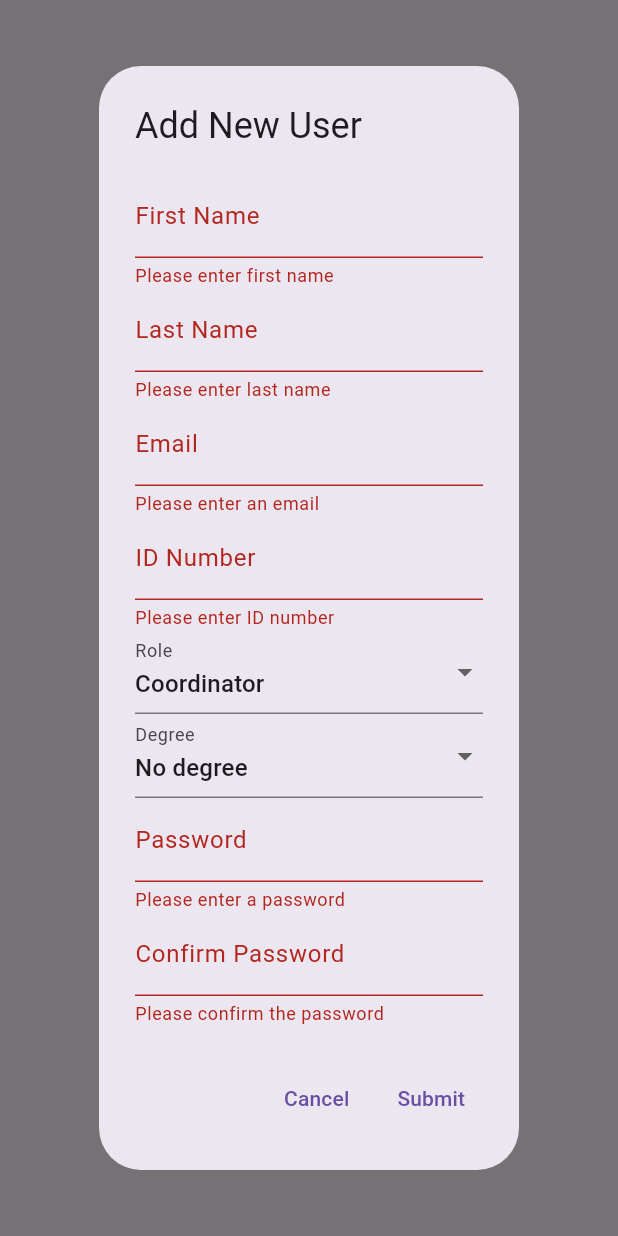
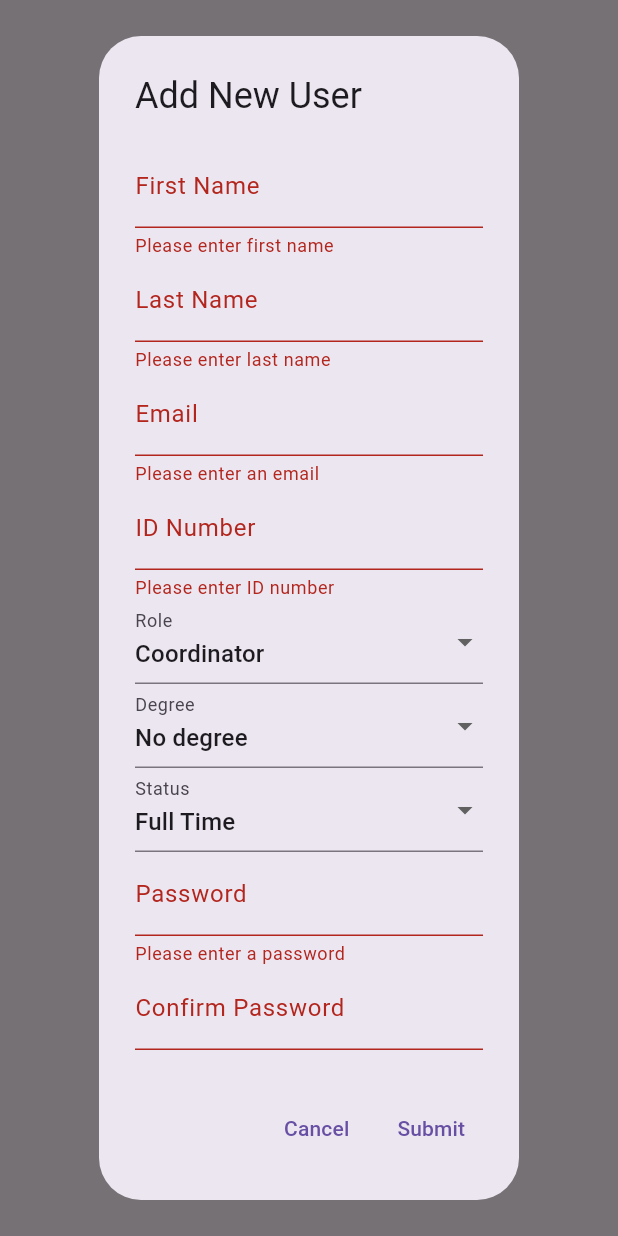
Before and after one commit to mroxas29/gsts, a Flutter app: what showAddUserForm() shows on an empty page, opened directly with empty values, on a phone screen of 412 x 824 dp. Run offline on Flutter 3.47's test engine with Material 3 defaults, Android fonts, the phone set to English and light mode, and no system bars; our stand-ins replace cloud_firestore, firebase_auth, firebase_core, fl_chart; missing offline and left inert: appflowy_board, dart:html, kanban_board, side_navigation; accounts and stored records are empty.

Commit message:
changes in add faculty form

```diff
--- a/lib/ui/form.dart
+++ b/lib/ui/form.dart
@@ -266,7 +266,8 @@ void showAddFacultyForm(BuildContext context, GlobalKey<FormState> formKey) {
   showDialog(
     context: context,
     builder: (BuildContext context) {
-      return AlertDialog(
+      return SingleChildScrollView(
+        child: AlertDialog(
           title: Text('Add New Faculty'),
           content: Form(
             key: formKey,
@@ -368,6 +369,7 @@ void showAddFacultyForm(BuildContext context, GlobalKey<FormState> formKey) {
               child: Text('Submit'),
             ),
           ],
+        ),
       );
     },
   );
--- a/lib/ui/user_form_dialog.dart
+++ b/lib/ui/user_form_dialog.dart
@@ -11,14 +11,17 @@ class UserData {
   late String role;
   late String password;
   String degree = '';
+  String status = '';
 }
 
 void showAddUserForm(BuildContext context, GlobalKey<FormState> formKey) {
   List<String> roles = ['Coordinator', 'Graduate Student', 'Admin'];
   List<String> degrees = ['No degree', 'MIT', 'MSIT'];
+  List<String> status = ['Full Time', 'Part Time', 'LOA'];
 
   final UserData _userData = UserData();
 
+  String selectedStatus = status[0];
   String selectedDegree = degrees[0];
   String selectedRole = roles[0];
   TextEditingController passwordController = TextEditingController();
@@ -108,6 +111,7 @@ void showAddUserForm(BuildContext context, GlobalKey<FormState> formKey) {
                   }).toList(),
                   onChanged: (value) {
                     // Add the necessary setState method if needed
+
                     selectedRole = value!;
                     selectedDegree = '';
                     if (selectedRole.contains('Student')) {
@@ -141,6 +145,27 @@ void showAddUserForm(BuildContext context, GlobalKey<FormState> formKey) {
                     }
                   },
                   decoration: InputDecoration(labelText: 'Degree'),
+                ),
+                DropdownButtonFormField<String>(
+                  value: selectedStatus,
+                  items: status.map((stat) {
+                    return DropdownMenuItem<String>(
+                      value: stat,
+                      child: Text(stat),
+                    );
+                  }).toList(),
+                  onChanged: (value) {
+                    // Add the necessary setState method if needed
+                    selectedStatus = value!;
+                  },
+                  onSaved: (value) {
+                    if (isStudent) {
+                      _userData.status = value ?? '';
+                    }
+                  },
+                  decoration: (selectedRole == 'Graduate Student')
+                      ? InputDecoration(labelText: 'Enrollment Status')
+                      : InputDecoration(labelText: 'Status'),
                 ),
                 TextFormField(
                   decoration: InputDecoration(labelText: 'Password'),
```
Lines whose indentation alone changed are shown as unchanged.
